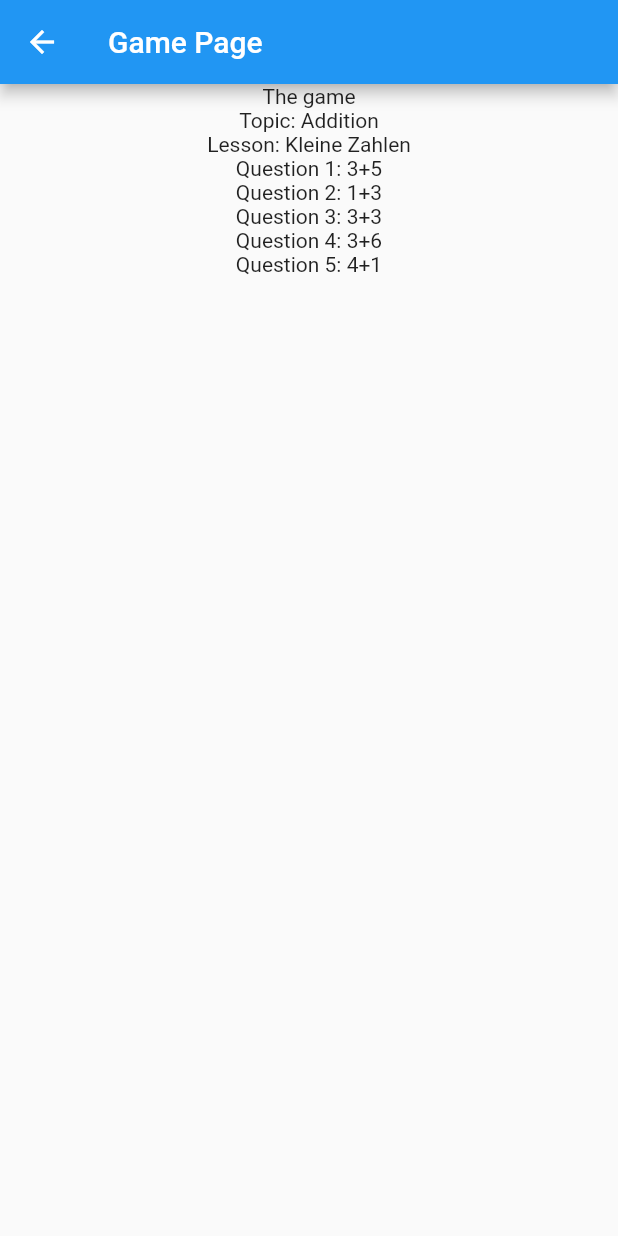
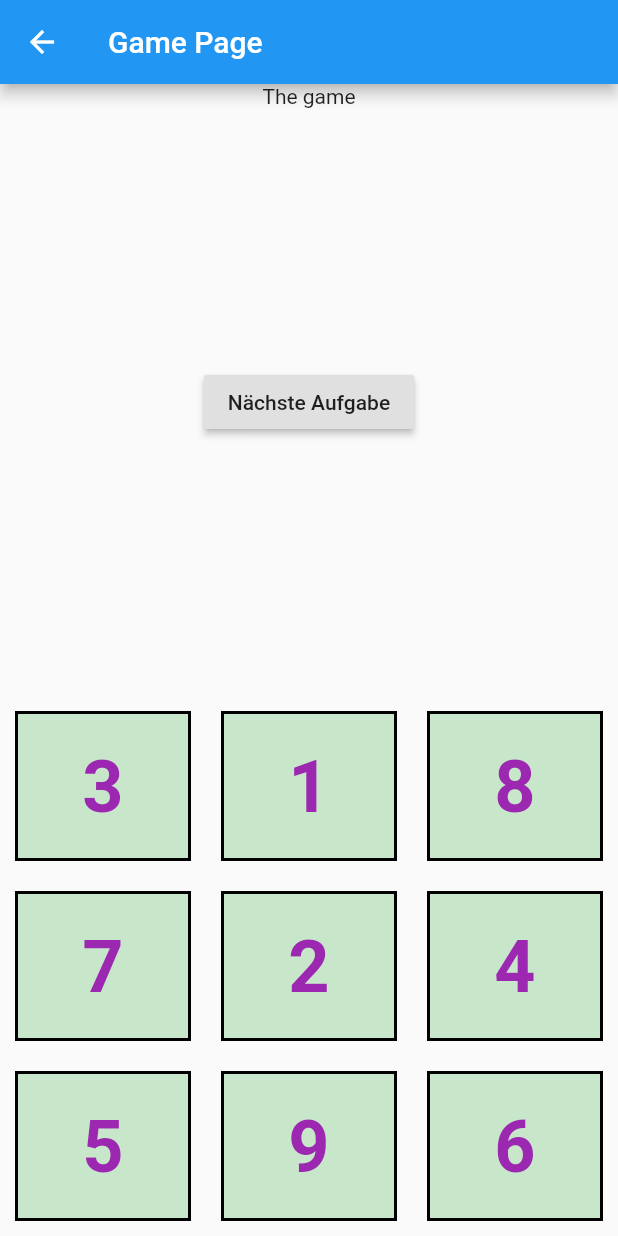
Before and after one commit to Franklin80/number-brain-flutter, a Flutter app: the GamePage screen opened by its route, on a phone screen of 412 x 824 dp. Run offline on Flutter 3.47's test engine with Material 2 defaults, Android fonts, the phone set to English and light mode, and no system bars.

Commit message:
First logic in GamePage

```diff
--- a/lib/pages/gamePage.dart
+++ b/lib/pages/gamePage.dart
@@ -1,6 +1,7 @@
 import 'package:flutter/material.dart';
 
 import '../models/topic.dart';
+import '../models/lesson.dart';
 
 import '../provider/sampleTopicProvider.dart';
 
@@ -12,6 +13,32 @@ class GamePage extends StatefulWidget {
 class _GamePageState extends State<GamePage> {
   final Topic _sampleTopic = SampleTopicProvider().getSampleTopics().first;
 
+  int _taskIndex = 0;
+
+  void nextTask() {
+    setState(() {
+      _taskIndex++;
+    });
+  }
+
+  final BoxDecoration answerBoxDecoration = BoxDecoration(
+    color: Colors.green[100],
+    border: Border.all(
+      color: Colors.black,
+      width: 2,
+    ),
+  );
+
+  final TextStyle answerBoxTextStyle = TextStyle(
+    fontWeight: FontWeight.bold,
+    fontSize: 48,
+    color: Colors.purple,
+  );
+
+  final EdgeInsets answerBoxMargin = EdgeInsets.all(10);
+  final double answerBoxWidth = 100;
+  final double answerBoxHeight = 100;
+
   @override
   Widget build(BuildContext context) {
     return Scaffold(
@@ -21,16 +48,148 @@ class _GamePageState extends State<GamePage> {
         ),
       ),
       body: Center(
-        child: Column(children: [
-          Text('The game'),
-          Text('Topic: ${_sampleTopic.header}'),
-          Text('Lesson: ${_sampleTopic.lessons[0].header}'),
-          Text('Question 1: ${_sampleTopic.lessons[0].tasks[0].question}'),
-          Text('Question 2: ${_sampleTopic.lessons[0].tasks[1].question}'),
-          Text('Question 3: ${_sampleTopic.lessons[0].tasks[2].question}'),
-          Text('Question 4: ${_sampleTopic.lessons[0].tasks[3].question}'),
-          Text('Question 5: ${_sampleTopic.lessons[0].tasks[4].question}'),
-        ]),
+        child: Column(
+            mainAxisAlignment: MainAxisAlignment.spaceBetween,
+            children: [
+              Text('The game'),
+              RaisedButton(
+                onPressed: nextTask,
+                child: Text('Nächste Aufgabe'),
+              ),
+              Table(
+                children: [
+                  TableRow(
+                    children: [
+                      Container(
+                        child: Center(
+                          child: Text(
+                            _sampleTopic
+                                .lessons[0].tasks[_taskIndex].answers[0].text,
+                            style: answerBoxTextStyle,
+                          ),
+                        ),
+                        margin: answerBoxMargin,
+                        decoration: answerBoxDecoration,
+                        width: answerBoxWidth,
+                        height: answerBoxHeight,
+                      ),
+                      Container(
+                        child: Center(
+                          child: Text(
+                            _sampleTopic
+                                .lessons[0].tasks[_taskIndex].answers[1].text,
+                            style: answerBoxTextStyle,
+                          ),
+                        ),
+                        margin: answerBoxMargin,
+                        decoration: answerBoxDecoration,
+                        width: answerBoxWidth,
+                        height: answerBoxHeight,
+                      ),
+                      Container(
+                        child: Center(
+                          child: Text(
+                            _sampleTopic
+                                .lessons[0].tasks[_taskIndex].answers[2].text,
+                            style: answerBoxTextStyle,
+                          ),
+                        ),
+                        margin: answerBoxMargin,
+                        decoration: answerBoxDecoration,
+                        width: answerBoxWidth,
+                        height: answerBoxHeight,
+                      ),
+                    ],
+                  ),
+                  TableRow(
+                    children: [
+                      Container(
+                        child: Center(
+                          child: Text(
+                            _sampleTopic
+                                .lessons[0].tasks[_taskIndex].answers[3].text,
+                            style: answerBoxTextStyle,
+                          ),
+                        ),
+                        margin: answerBoxMargin,
+                        decoration: answerBoxDecoration,
+                        width: answerBoxWidth,
+                        height: answerBoxHeight,
+                      ),
+                      Container(
+                        child: Center(
+                          child: Text(
+                            _sampleTopic
+                                .lessons[0].tasks[_taskIndex].answers[4].text,
+                            style: answerBoxTextStyle,
+                          ),
+                        ),
+                        margin: answerBoxMargin,
+                        decoration: answerBoxDecoration,
+                        width: answerBoxWidth,
+                        height: answerBoxHeight,
+                      ),
+                      Container(
+                        child: Center(
+                          child: Text(
+                            _sampleTopic
+                                .lessons[0].tasks[_taskIndex].answers[5].text,
+                            style: answerBoxTextStyle,
+                          ),
+                        ),
+                        margin: answerBoxMargin,
+                        decoration: answerBoxDecoration,
+                        width: answerBoxWidth,
+                        height: answerBoxHeight,
+                      ),
+                    ],
+                  ),
+                  TableRow(
+                    children: [
+                      Container(
+                        child: Center(
+                          child: Text(
+                            _sampleTopic
+                                .lessons[0].tasks[_taskIndex].answers[6].text,
+                            style: answerBoxTextStyle,
+                          ),
+                        ),
+                        margin: answerBoxMargin,
+                        decoration: answerBoxDecoration,
+                        width: answerBoxWidth,
+                        height: answerBoxHeight,
+                      ),
+                      Container(
+                        child: Center(
+                          child: Text(
+                            _sampleTopic
+                                .lessons[0].tasks[_taskIndex].answers[7].text,
+                            style: answerBoxTextStyle,
+                          ),
+                        ),
+                        margin: answerBoxMargin,
+                        decoration: answerBoxDecoration,
+                        width: answerBoxWidth,
+                        height: answerBoxHeight,
+                      ),
+                      Container(
+                        child: Center(
+                          child: Text(
+                            _sampleTopic
+                                .lessons[0].tasks[_taskIndex].answers[8].text,
+                            style: answerBoxTextStyle,
+                          ),
+                        ),
+                        margin: answerBoxMargin,
+                        decoration: answerBoxDecoration,
+                        width: answerBoxWidth,
+                        height: answerBoxHeight,
+                      ),
+                    ],
+                  )
+                ],
+              )
+            ]),
       ),
     );
   }
```
